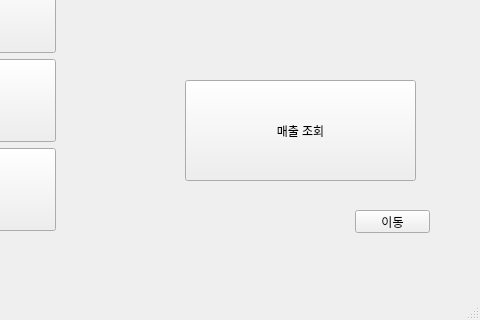
Before: the Qt Designer form ui/manager.ui in BSEom/miniP_kiosk, drawn with Qt 5; both pictures show x 615 to 1095 and y 540 to 860 of the 1095 by 860 pixel window.
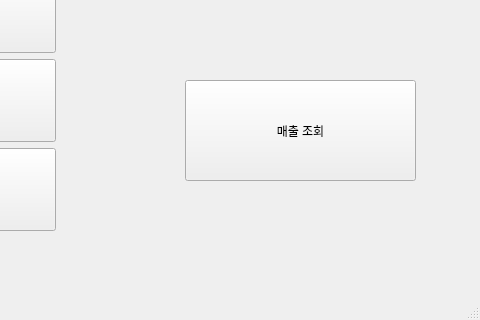
After: the same form once the commit is applied.

```diff
--- a/ui/manager.ui
+++ b/ui/manager.ui
@@ -375,19 +375,6 @@
      <string>매출 조회</string>
     </property>
    </widget>
-   <widget class="QPushButton" name="change_btn">
-    <property name="geometry">
-     <rect>
-      <x>970</x>
-      <y>750</y>
-      <width>75</width>
-      <height>23</height>
-     </rect>
-    </property>
-    <property name="text">
-     <string>이동</string>
-    </property>
-   </widget>
   </widget>
   <widget class="QMenuBar" name="menubar">
    <property name="geometry">
```
Left out of the diff: 10 changed lines with no effect on the pictures.
